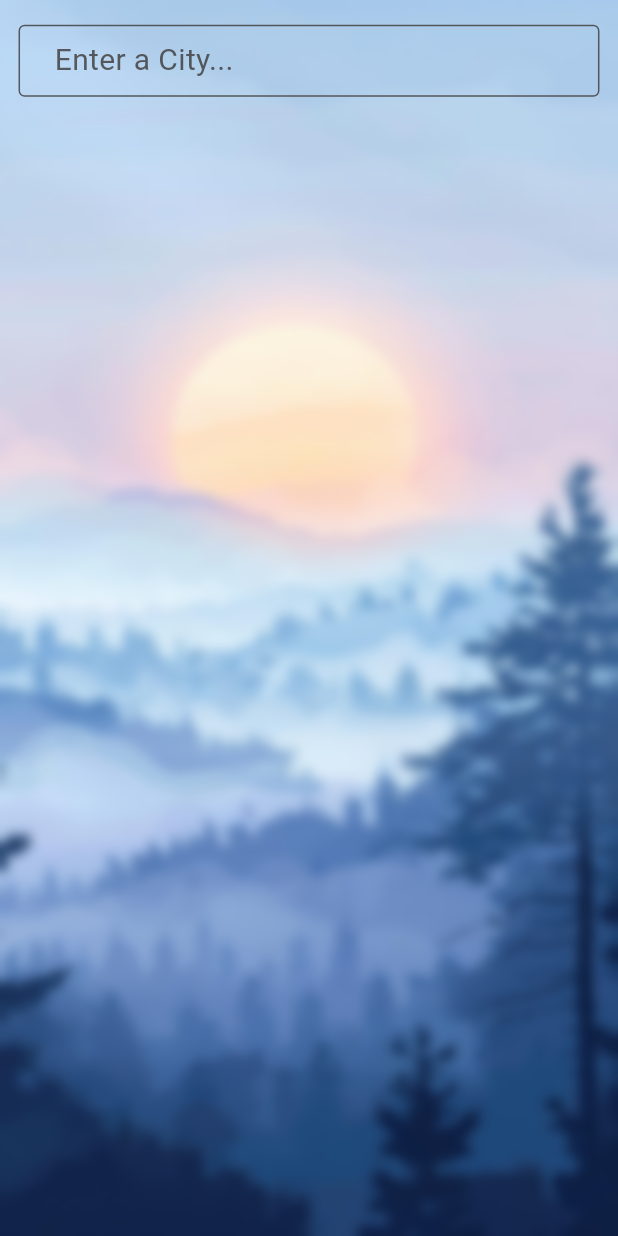
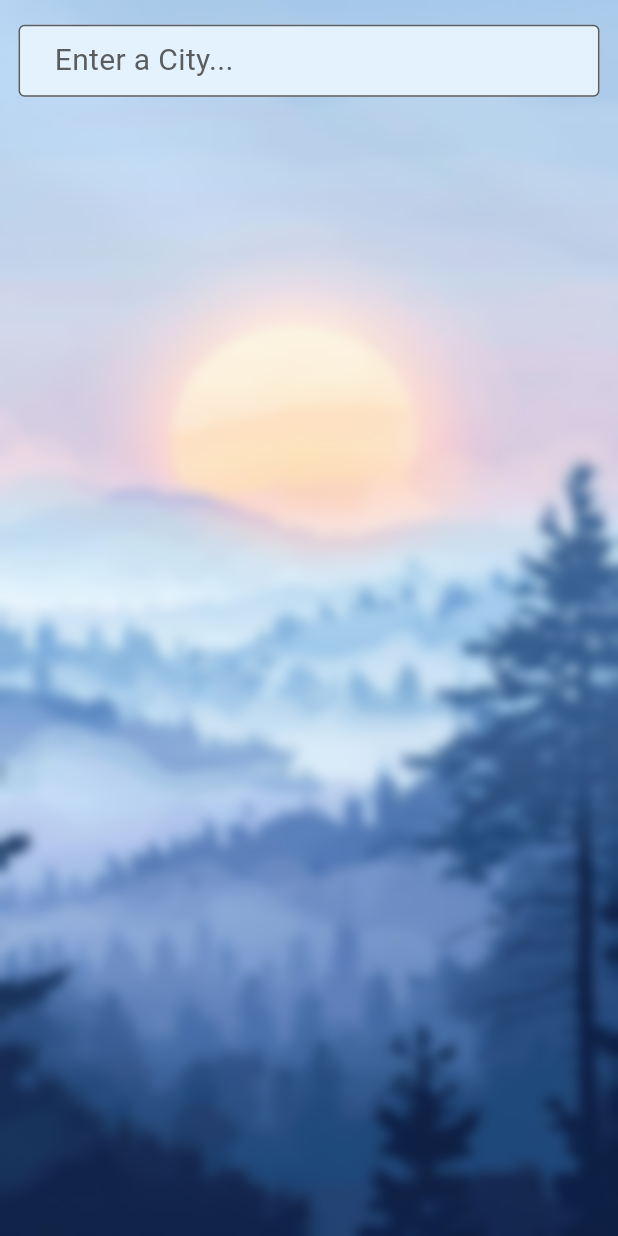
Before and after one commit to rominashafinaderi/weather, a Flutter app: the screen it shows after launch, on a phone screen of 412 x 824 dp. Run offline on Flutter 3.47's test engine with Material 3 defaults, Android fonts, the phone set to English and light mode, and no system bars; drawn by our look-alikes of flutter_typeahead; our stand-ins replace bloc, dio, equatable, flutter_bloc, get_it, internet_connection_checker_plus and 1 more; network calls fail.

Commit message:
changing field back

```diff
--- a/lib/features/feature_weather/presentation/screens/home_screen.dart
+++ b/lib/features/feature_weather/presentation/screens/home_screen.dart
@@ -45,7 +45,6 @@ class _HomeScreenState extends State<HomeScreen>
 
   @override
   void initState() {
-    // TODO: implement initState
     super.initState();
     _checkNetworkConnection();
     BlocProvider.of<HomeBloc>(context).add(LoadCwEvent(cityName));
@@ -486,6 +485,7 @@ class _HomeScreenState extends State<HomeScreen>
                       SizedBox(
                         height: 30,
                       ),
+
                     ],
                   ));
                 }
@@ -506,13 +506,20 @@ class _HomeScreenState extends State<HomeScreen>
             ),
           ],
         ),
-        SingleChildScrollView(
-          child: Padding(
-            padding: EdgeInsets.only(
+        Positioned(
+          //padding: EdgeInsets.only(
             right: width * 0.03,
             left: width * 0.03,
             top: height * 0.02,
+          //),
+          child: SingleChildScrollView(
+            child: Container(
+              decoration: BoxDecoration(
+                borderRadius: BorderRadius.circular(5),
+                color: Colors.blue.shade50,
+
               ),
+
               child: TypeAheadField(
                 loadingBuilder: (context) => DotLoadingWidget(
                   size: 30,
@@ -571,6 +578,7 @@ class _HomeScreenState extends State<HomeScreen>
               ),
             ),
           ),
+        ),
       ],
     ));
   }
```
Lines whose indentation alone changed are shown as unchanged.
